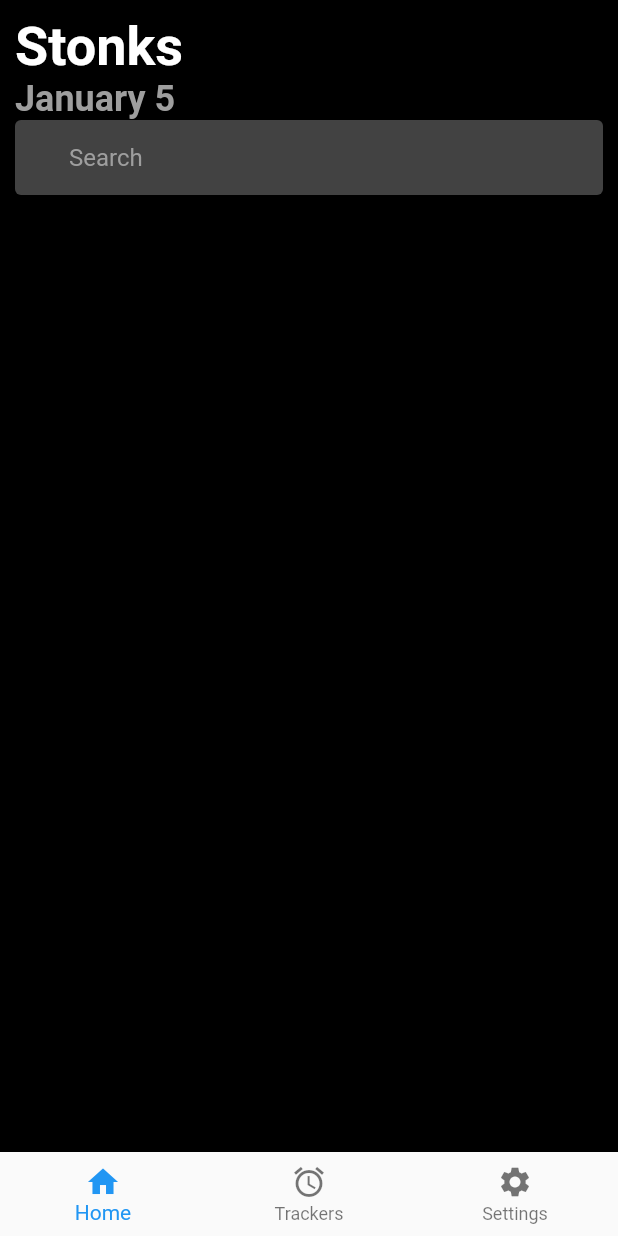
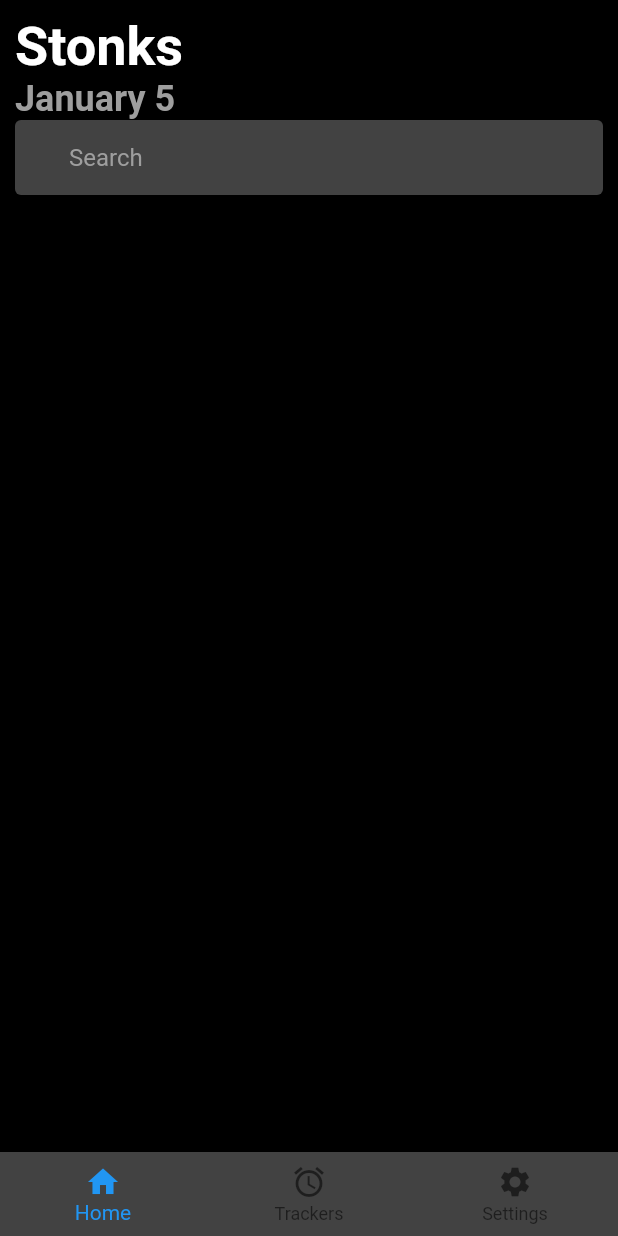
Before and after one commit to He161sch/crypto_tracker, a Flutter app: the screen it shows after launch, on a phone screen of 412 x 824 dp. Run offline on Flutter 3.47's test engine with Material 2 defaults, Android fonts, the phone set to English and light mode, and no system bars.

Commit message:
added bottom navigation bar

```diff
--- a/lib/main.dart
+++ b/lib/main.dart
@@ -1,4 +1,3 @@
-import 'package:crypto_tracker/widgets/home_page.dart';
 import 'package:crypto_tracker/widgets/main_page.dart';
 import 'package:flutter/material.dart';
 
--- a/lib/widgets/main_page.dart
+++ b/lib/widgets/main_page.dart
@@ -12,13 +12,24 @@ class MainPage extends StatefulWidget {
 }
 
 class _MainPageState extends State<MainPage> {
-  List pages = [HomePage(), SettingsPage(), TrackerPage()];
+  List pages = [HomePage(), TrackerPage(), SettingsPage()];
+
+  int currentIndex = 0;
+
+  void onTap(int index) {
+    setState(() {
+      currentIndex = index;
+    });
+  }
 
   @override
   Widget build(BuildContext context) {
     return Scaffold(
-        body: pages[0],
+        body: pages[currentIndex],
         bottomNavigationBar: BottomNavigationBar(
+          backgroundColor: Colors.grey[800],
+          onTap: onTap,
+          currentIndex: currentIndex,
           items: const [
             BottomNavigationBarItem(icon: Icon(Icons.home), label: "Home"),
             BottomNavigationBarItem(icon: Icon(Icons.alarm), label: "Trackers"),
--- a/lib/widgets/tracker_page.dart
+++ b/lib/widgets/tracker_page.dart
@@ -6,7 +6,7 @@ class TrackerPage extends StatelessWidget {
   @override
   Widget build(BuildContext context) {
     return const Center(
-      child: Text("Settings"),
+      child: Text("Trackers"),
     );
   }
 }
```
